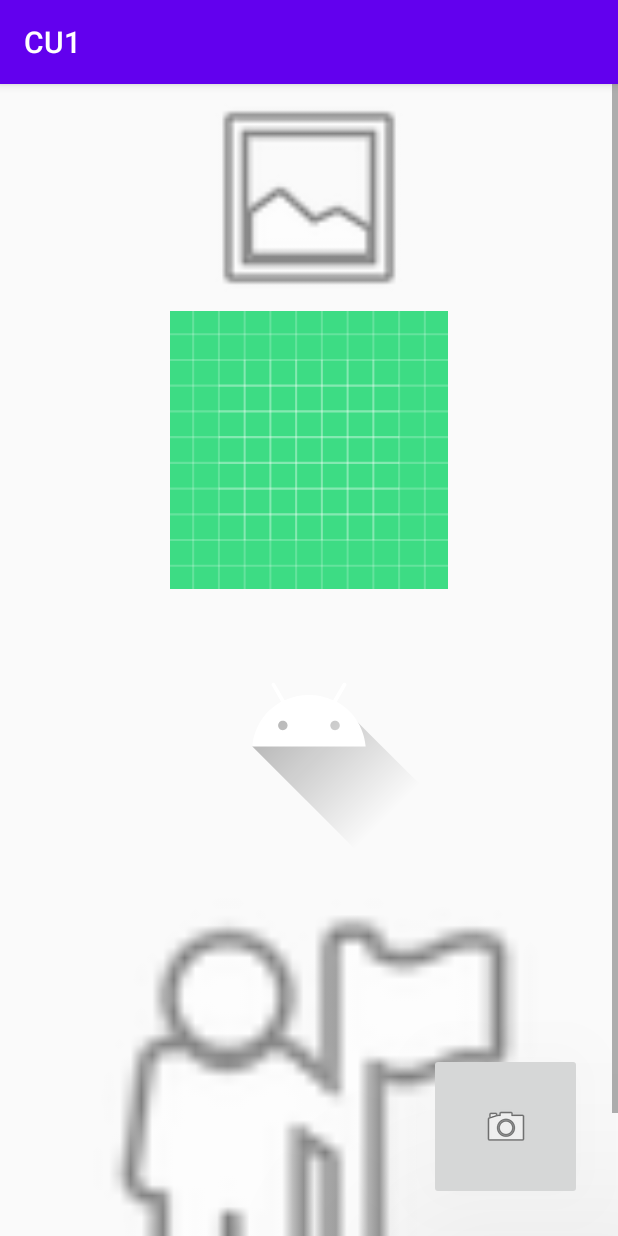
After one commit to Frandccis/AppCU, an Android app: the Principal screen opened directly, with no data from a screen before it, on a phone screen of 412 x 824 dp. The commit adds this screen. Run offline under Robolectric (Android 15) with nearby library versions, the phone set to English and light mode, and no system bars.

Commit message:
Todo correcto con el GPS aniadido

```diff
--- a/app/src/main/AndroidManifest.xml
+++ b/app/src/main/AndroidManifest.xml
@@ -3,6 +3,9 @@
     package="com.example.cu1">
 
     <uses-permission android:name="android.permission.INTERNET" />
+    <uses-permission android:name="android.permission.CAMERA" />
+    <uses-feature android:name="android.hardware.camera" />
+    <uses-permission android:name="android.permission.ACCESS_FINE_LOCATION" />
 
     <application
         android:allowBackup="true"
@@ -12,6 +15,8 @@
         android:supportsRtl="true"
         android:theme="@style/AppTheme"
         android:usesCleartextTraffic="true">
+        <activity android:name=".Camara"></activity>
+        <activity android:name=".Principal" />
         <activity android:name=".MainActivity">
             <intent-filter>
                 <action android:name="android.intent.action.MAIN" />
--- /dev/null
+++ b/app/src/main/java/com/example/cu1/Principal.java
@@ -0,0 +1,102 @@
+package com.example.cu1;
+
+import android.Manifest;
+import android.content.Intent;
+import android.content.pm.PackageManager;
+import android.graphics.Bitmap;
+import android.graphics.BitmapFactory;
+import android.os.Build;
+import android.os.Bundle;
+import android.view.View;
+import android.widget.ImageButton;
+import android.widget.ImageView;
+import android.widget.Toast;
+
+import androidx.annotation.NonNull;
+import androidx.annotation.Nullable;
+import androidx.annotation.RequiresApi;
+import androidx.appcompat.app.AppCompatActivity;
+import androidx.core.app.ActivityCompat;
+
+import java.util.Base64;
+
+public class Principal extends AppCompatActivity {
+    private ImageButton AccederCamara;
+    private ConexionAPI conexionAPI;
+    public static final String accesocamara = "Acceder_a_camara";
+    public static final int BITMAP_REQUEST = 1;
+
+    //Permisos
+    private final String [] permisos = {Manifest.permission.CAMERA, Manifest.permission.ACCESS_FINE_LOCATION}; //Aniadir permisos para gps luego
+    private final int CodPermisos = 204;
+
+    //Prueba de imagenes
+    private ImageView imagenpruebas;
+
+    @Override
+    protected void onCreate(Bundle savedInstanceState) {
+        super.onCreate(savedInstanceState);
+        setContentView(R.layout.activity_principal);
+        AccederCamara = findViewById(R.id.AccederCamara);
+        conexionAPI = MainActivity.conexionAPI;
+        imagenpruebas = findViewById(R.id.imageView);
+
+        //Permisos
+        if(ActivityCompat.checkSelfPermission(this, Manifest.permission.CAMERA) == PackageManager.PERMISSION_GRANTED &&
+        ActivityCompat.checkSelfPermission(this,Manifest.permission.ACCESS_FINE_LOCATION) == PackageManager.PERMISSION_GRANTED){
+            //Tenemos los permisos
+
+        }
+        else{
+            //No tenemos permisos hay que pedirlos
+
+            if (Build.VERSION.SDK_INT >= Build.VERSION_CODES.M){
+                requestPermissions(permisos, CodPermisos);
+            }
+        }
+    }
+
+    @Override
+    public void onRequestPermissionsResult(int requestCode, @NonNull String[] permissions, @NonNull int[] grantResults) {
+        super.onRequestPermissionsResult(requestCode, permissions, grantResults);
+        switch(requestCode){
+            case CodPermisos:
+                if(grantResults[0] == PackageManager.PERMISSION_GRANTED){
+                    if(grantResults[1] == PackageManager.PERMISSION_GRANTED){
+                        //Continuamos con la configuracion
+
+                    }
+                    else {
+                        Toast.makeText(getBaseContext(), "Necesita permisos del GPS!", Toast.LENGTH_LONG).show();
+                        finish();
+                    }
+                    break;
+                }
+                else {
+                    Toast.makeText(getBaseContext(), "Necesita permisos de la camara!", Toast.LENGTH_LONG).show();
+                    finish();
+                }
+                break;
+        }
+    }
+
+    public void AccederACamara (View view){
+            Intent intent = new Intent(this, Camara.class);
+            startActivityForResult(intent, BITMAP_REQUEST);
+    }
+
+    @RequiresApi(api = Build.VERSION_CODES.O)
+    @Override
+    protected void onActivityResult(int requestCode, int resultCode, @Nullable Intent data) {
+        super.onActivityResult(requestCode, resultCode, data);
+        if (requestCode == BITMAP_REQUEST) {
+            if (resultCode == RESULT_OK) {
+                //Hacemos cosas con los datos
+                String imagen = data.getStringExtra(Camara.RESPUESTA_FOTO);
+                byte[] respuesta = Base64.getDecoder().decode(imagen);
+                Bitmap bitmapImage = BitmapFactory.decodeByteArray(respuesta, 0, respuesta.length, null);
+                imagenpruebas.setImageBitmap(bitmapImage);
+            }
+        }
+    }
+}
--- /dev/null
+++ b/app/src/main/res/layout/activity_principal.xml
@@ -0,0 +1,68 @@
+<?xml version="1.0" encoding="utf-8"?>
+<androidx.constraintlayout.widget.ConstraintLayout xmlns:android="http://schemas.android.com/apk/res/android"
+    xmlns:app="http://schemas.android.com/apk/res-auto"
+    xmlns:tools="http://schemas.android.com/tools"
+    android:layout_width="match_parent"
+    android:layout_height="match_parent"
+    tools:context=".Principal">
+
+    <ImageButton
+        android:id="@+id/AccederCamara"
+        android:layout_width="102dp"
+        android:layout_height="98dp"
+        android:layout_marginEnd="24dp"
+        android:layout_marginBottom="24dp"
+        android:adjustViewBounds="false"
+        android:onClick="AccederACamara"
+        android:translationZ='90dp'
+        app:layout_constraintBottom_toBottomOf="parent"
+        app:layout_constraintEnd_toEndOf="parent"
+        app:srcCompat="@android:drawable/ic_menu_camera" />
+
+    <ScrollView
+        android:layout_width="0dp"
+        android:layout_height="0dp"
+        app:layout_constraintBottom_toBottomOf="parent"
+        app:layout_constraintEnd_toEndOf="parent"
+        app:layout_constraintHorizontal_bias="0.301"
+        app:layout_constraintStart_toStartOf="parent"
+        app:layout_constraintTop_toTopOf="parent"
+        app:layout_constraintVertical_bias="0.046">
+
+        <LinearLayout
+            android:layout_width="match_parent"
+            android:layout_height="match_parent"
+            android:orientation="vertical">
+
+            <ImageView
+                android:id="@+id/imageView"
+                android:layout_width="match_parent"
+                android:layout_height="151dp"
+                app:srcCompat="@android:drawable/ic_menu_gallery"
+                tools:layout_editor_absoluteX="500dp"
+                tools:layout_editor_absoluteY="509dp" />
+
+            <ImageView
+                android:id="@+id/imageView2"
+                android:layout_width="match_parent"
+                android:layout_height="185dp"
+                app:srcCompat="@drawable/ic_launcher_background" />
+
+            <ImageView
+                android:id="@+id/imageView3"
+                android:layout_width="match_parent"
+                android:layout_height="177dp"
+                app:srcCompat="@drawable/ic_launcher_foreground" />
+
+            <ImageView
+                android:id="@+id/imageView4"
+                android:layout_width="match_parent"
+                android:layout_height="346dp"
+                app:srcCompat="@android:drawable/ic_menu_myplaces" />
+
+        </LinearLayout>
+
+    </ScrollView>
+
+
+</androidx.constraintlayout.widget.ConstraintLayout>
```
Also changed, not shown: app/src/main/java/com/example/cu1/Camara.java (added, +364 -0 lines), app/src/main/java/com/example/cu1/MainActivity.java (+10 -4 lines), app/src/main/res/layout/activity_camara.xml (added, +147 -0 lines), 1 other file.
